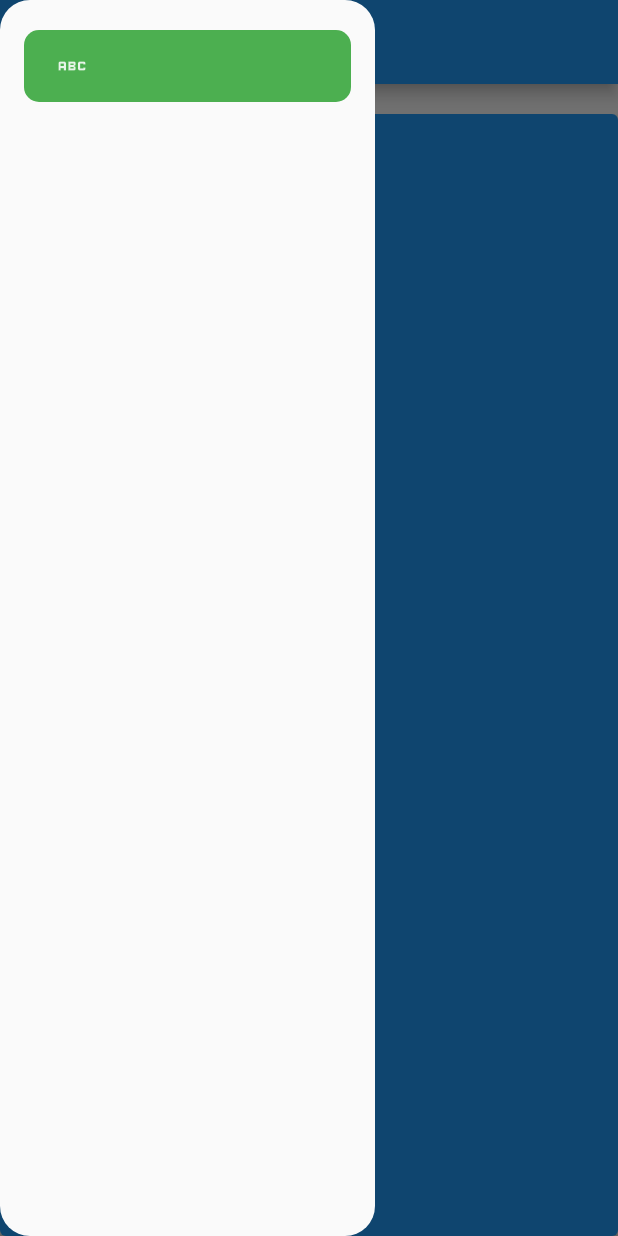
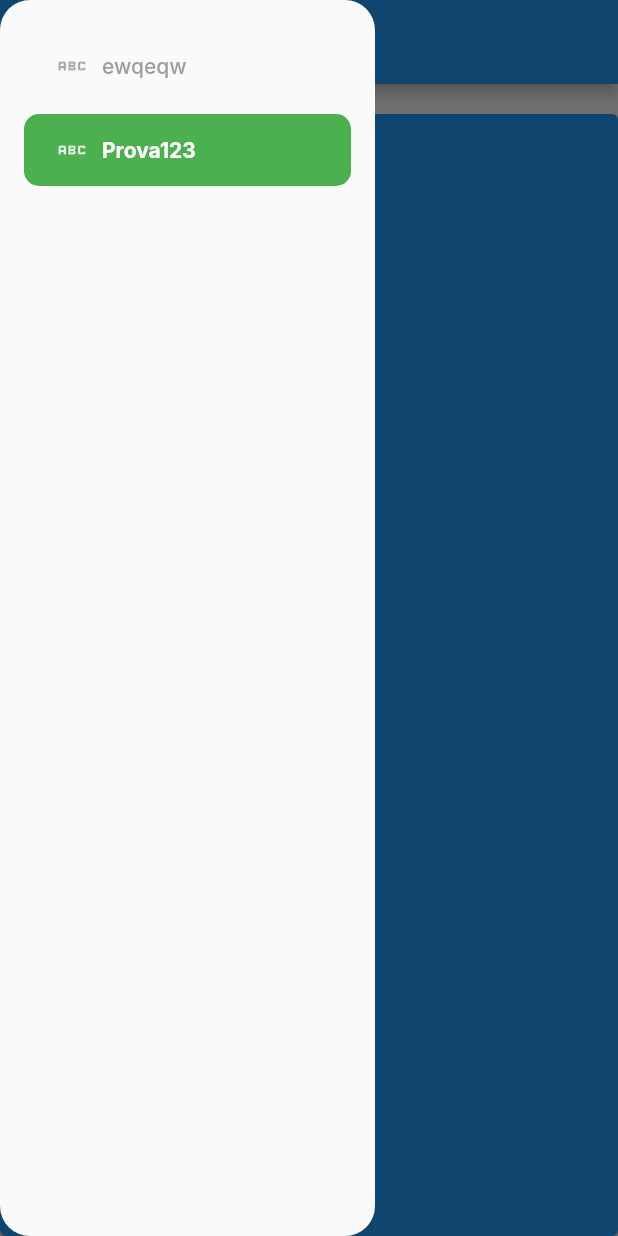
Before and after one commit to BoringStuff-SRL/FlutterBoringApp, a Flutter app: the screen it shows after launch, with the side drawer open, on a phone screen of 412 x 824 dp. Run offline on Flutter 3.47's test engine with Material 3 defaults, Android fonts, the phone set to English and light mode, and no system bars; our stand-ins replace go_router; missing offline and left inert: boringcore; Roboto replaces fonts that are missing (Inter).

Commit message:
added title on web and click selected drawerentry to go to main path

```diff
--- a/example/lib/main.dart
+++ b/example/lib/main.dart
@@ -16,9 +16,9 @@ class BoringTopNavigation<T> extends BoringNavigation<T> {
     final children = <Widget>[];
 
     for (final group in navigationGroups) {
-      final childrenWidgets = group.entries
-          .map((e) => e.toDrawerTile(context, const BoringDrawerTileStyle()))
-          .toList();
+      final childrenWidgets = group.entries.map((e) {
+        return e.toDrawerTile(context, const BoringDrawerTileStyle());
+      }).toList();
 
       children.addAll(childrenWidgets);
     }
@@ -75,20 +75,53 @@ class MyApp extends StatelessWidget {
         appBarNotifier: testNotifier,
         appBarBuilder:
             (context, state, navGroups, appBarNotifier, isDrawerVisible) {
-          print('rebuild');
           return AppBar(
             title: Text(appBarNotifier!.value),
           );
         },
       ),
       redirect: (context, state) {
-        print('redirect called');
         testNotifier.value = '';
       },
       pages: [
         BoringPageWidget(
-          navigationEntry:
-              BoringNavigationEntry("/a", icon: const Icon(Icons.abc)),
+          navigationEntry: BoringNavigationEntry("/b",
+              icon: const Icon(Icons.abc), label: 'ewqeqw'),
+          subPages: [
+            BoringPageWidget(
+              hideFromNavigation: true,
+              navigationEntry: BoringNavigationEntry('b', label: 'SIUU'),
+              builder: (context, state) {
+                print("BUILDING B SUBPAGE");
+                return Text('asdasd');
+              },
+            )
+          ],
+          builder: (p0, p1) {
+            print("BUILDING B");
+            int index = 0;
+            WidgetsBinding.instance.addPostFrameCallback((timeStamp) {
+              testNotifier.value = 'SIUUU';
+            });
+            return ElevatedButton(
+              onPressed: () {
+                testNotifier.value = '${++index}';
+                p0.push('/b/b');
+              },
+              child: Text('signore'),
+            );
+          },
+        ),
+        BoringPageWidget(
+          navigationEntry: BoringNavigationEntry("/a",
+              icon: const Icon(Icons.abc), label: 'Prova123'),
+          subPages: [
+            BoringPageWidget(
+              hideFromNavigation: true,
+              navigationEntry: BoringNavigationEntry('b', label: 'SIUU'),
+              builder: (context, state) => Text('asdasd'),
+            )
+          ],
           builder: (p0, p1) {
             print("BUILDING A");
             int index = 0;
@@ -98,7 +131,7 @@ class MyApp extends StatelessWidget {
             return ElevatedButton(
               onPressed: () {
                 testNotifier.value = '${++index}';
-                p0.go('/a/12');
+                p0.go('/a/b');
               },
               child: Text('signore'),
             );
--- a/lib/boring_app/boring_app.dart
+++ b/lib/boring_app/boring_app.dart
@@ -147,11 +147,13 @@ class BoringAppInstance {
       // navigatorKey: GlobalKey<NavigatorState>(),
       // parentNavigatorKey: rootNavigatorKey,
       routes: routes,
-      builder: (context, state, child) => Container(
-        color: Theme.of(context).scaffoldBackgroundColor,
-        child: boringNavigation.buildWithContent(
-            state, child, _navigationGroups, context, appThemeConfig),
-      ),
+      builder: (context, state, child) {
+        return Container(
+          color: Theme.of(context).scaffoldBackgroundColor,
+          child: boringNavigation.buildWithContent(
+              state, child, _navigationGroups, context, appThemeConfig),
+        );
+      },
     );
   }
 
--- a/lib/boring_app/navigation/boring_navigation.dart
+++ b/lib/boring_app/navigation/boring_navigation.dart
@@ -102,10 +102,24 @@ abstract class BoringNavigation<T> {
       final navGroups = navigationGroups.withSelection(state);
       final drawer = _drawer(context, navGroups, constraints);
 
+      BoringNavigationEntryWithSelection? entry;
+
+      try {
+        // cerco la sezione per impostare il titolo della tab
+
+        entry = navGroups.expand((element) => element.entries).firstWhere(
+              (element) => state.fullPath!.startsWith(element.path),
+            );
+      } catch (e) {}
+
       // final appBar =
       //     appBarBuilder?.call(context, state, navGroups, appBarNotifier);
-      return Scaffold(
-        drawer: (!drawerVisible && !navigationPosition.isRight) ? drawer : null,
+      return Title(
+        color: Colors.white,
+        title: entry?.label ?? '',
+        child: Scaffold(
+          drawer:
+              (!drawerVisible && !navigationPosition.isRight) ? drawer : null,
           endDrawer:
               (!drawerVisible && navigationPosition.isRight) ? drawer : null,
           appBar: _topNav(context, navGroups, constraints),
@@ -127,6 +141,7 @@ abstract class BoringNavigation<T> {
                     )
                   : null,
               theme),
+        ),
       );
     });
   }
--- a/lib/boring_app/navigation/drawer/boring_navigation_drawer.dart
+++ b/lib/boring_app/navigation/drawer/boring_navigation_drawer.dart
@@ -40,10 +40,10 @@ class BoringNavigationDrawer<T> extends BoringNavigation<T> {
     final children = <Widget>[];
 
     for (var group in navigationGroups) {
-      final childrenWidgets = group.entries
-          .map((e) => e.toDrawerTile(
-              context, tileStyle ?? const BoringDrawerTileStyle()))
-          .toList();
+      final childrenWidgets = group.entries.map((e) {
+        return e.toDrawerTile(
+            context, tileStyle ?? const BoringDrawerTileStyle());
+      }).toList();
 
       if (group.hasName) {
         children.add(
```
Also changed, not shown: lib/boring_app/navigation/drawer/boring_drawer_entry.dart (+7 -1 lines). Lines whose indentation alone changed are shown as unchanged.
